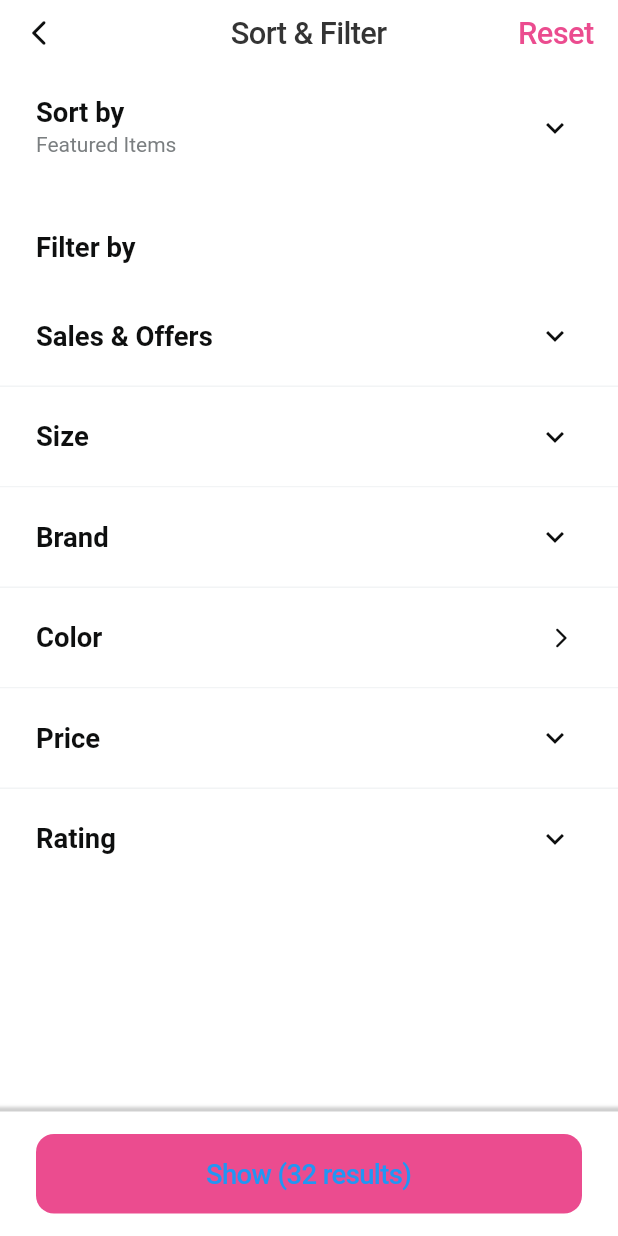
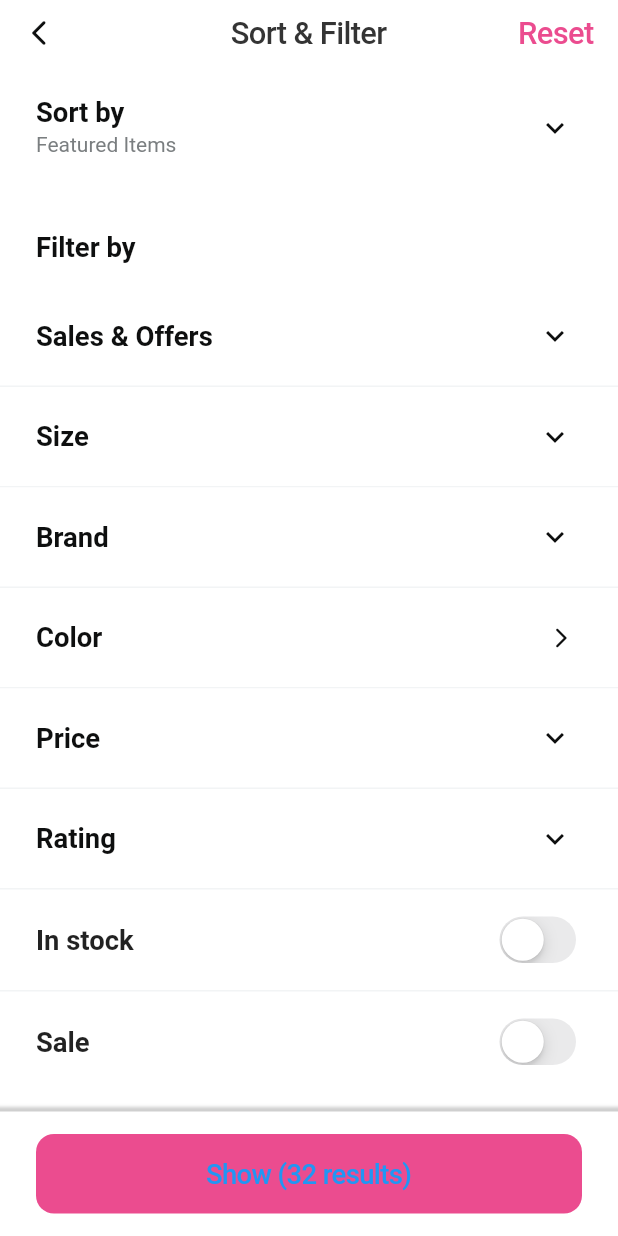
Before and after one commit to AntonioJoaquin/prueba_nutritienda, a Flutter app: the screen it shows after launch, on a phone screen of 412 x 824 dp. Run offline on Flutter 3.47's test engine with Material 2 defaults, Android fonts, the phone set to English and light mode, and no system bars; our stand-ins replace flutter_screenutil, flutter_svg, get_it, injectable.

Commit message:
#1- Add switchable filter opctions

```diff
--- a/lib/view/src/pages/home/home_manager.dart
+++ b/lib/view/src/pages/home/home_manager.dart
@@ -54,6 +54,12 @@ class HomeManager {
   CustomValueNotifier<int> get totalColorItemsSelected =>
       _totalColorItemsSelected;
 
+  final CustomValueNotifier<bool> _inStockState = CustomValueNotifier(false);
+  CustomValueNotifier<bool> get inStockState => _inStockState;
+
+  final CustomValueNotifier<bool> _saleState = CustomValueNotifier(false);
+  CustomValueNotifier<bool> get saleState => _saleState;
+
   // actions
   void changeSaleSelection(SaleItem item) {
     item.changeSelection();
@@ -87,6 +93,10 @@ class HomeManager {
     }
   }
 
+  void changeInStockState(bool value) => _inStockState.value = value;
+
+  void changeSaleState(bool value) => _saleState.value = value;
+
   // navigation
   void navigateBack() => _navigationService.pop();
 
@@ -94,5 +104,7 @@ class HomeManager {
     _totalSaleItemsSelected.dispose();
     _totalRateItemsSelected.dispose();
     _totalColorItemsSelected.dispose();
+    _inStockState.dispose();
+    saleState.dispose();
   }
 }
--- a/lib/view/src/pages/home/home_page.dart
+++ b/lib/view/src/pages/home/home_page.dart
@@ -9,7 +9,7 @@ import 'home_manager.dart';
 import 'rates/rate_filter_list.dart';
 import 'sales/sale_filter_list.dart';
 import 'widgets/custom_bottom_sheet.dart';
-import 'widgets/filter_option_tile.dart';
+import 'widgets/filter_content.dart';
 
 class HomePage extends StatefulWidget {
   const HomePage({Key? key}) : super(key: key);
@@ -73,33 +73,7 @@ class _HomePageState extends State<HomePage> {
           color: Palette.white,
           child: Stack(
             children: [
-              SingleChildScrollView(
-                physics: const BouncingScrollPhysics(),
-                child: Column(
-                  crossAxisAlignment: CrossAxisAlignment.start,
-                  children: [
-                    const FilterOptionTile(
-                      title: 'Sort by',
-                      subtitle: 'Featured Items',
-                    ),
-                    const SizedBox(height: 28.0),
-                    Padding(
-                      padding: const EdgeInsets.only(left: 24.0),
-                      child: Text(
-                        'Filter by',
-                        style: TextStyle(
-                          fontSize: 16.sp,
-                          fontWeight: FontWeight.w700,
-                          color: Palette.titleTextColor,
-                        ),
-                      ),
-                    ),
-                    const SizedBox(height: 16.0),
-                    _buildFilterOptionList(),
-                    const SizedBox(height: 92.0),
-                  ],
-                ),
-              ),
+              FilterContent(_manager, options: _options),
               _buildShowButton(),
             ],
           ),
@@ -140,40 +114,6 @@ class _HomePageState extends State<HomePage> {
         ),
       );
 
-  void _showColorBottomSheet() {
-    showModalBottomSheet(
-      context: context,
-      isScrollControlled: true,
-      shape: const RoundedRectangleBorder(
-        // <-- SEE HERE
-        borderRadius: BorderRadius.vertical(
-          top: Radius.circular(16.0),
-        ),
-      ),
-      builder: (_) => CustomBottomSheet(_manager),
-    );
-  }
-
-  Widget _buildFilterOptionList() => ListView.separated(
-        physics: const NeverScrollableScrollPhysics(),
-        shrinkWrap: true,
-        itemBuilder: (_, index) {
-          final item = _options[index];
-
-          return ValueListenableBuilder(
-            valueListenable: _options[index].amount,
-            builder: (_, int amount, __) => FilterOptionTile(
-              title: item.title,
-              subtitle: amount > 0 ? '$amount selected' : null,
-              onExpand: item.showBottomSheetOnExpand,
-              expandedItem: item.child,
-            ),
-          );
-        },
-        separatorBuilder: (_, __) => const Divider(height: 1.0, thickness: 1.0),
-        itemCount: _options.length,
-      );
-
   CupertinoNavigationBar _buildNavigationBar() => CupertinoNavigationBar(
         automaticallyImplyLeading: false,
         leading: Icon(
@@ -198,4 +138,19 @@ class _HomePageState extends State<HomePage> {
           ),
         ),
       );
+
+  // Functions
+  void _showColorBottomSheet() {
+    showModalBottomSheet(
+      context: context,
+      isScrollControlled: true,
+      shape: const RoundedRectangleBorder(
+        // <-- SEE HERE
+        borderRadius: BorderRadius.vertical(
+          top: Radius.circular(16.0),
+        ),
+      ),
+      builder: (_) => CustomBottomSheet(_manager),
+    );
+  }
 }
--- /dev/null
+++ b/lib/view/src/pages/home/widgets/filter_content.dart
@@ -0,0 +1,123 @@
+import 'package:flutter/cupertino.dart';
+import 'package:flutter/foundation.dart';
+import 'package:flutter/material.dart';
+import 'package:flutter_screenutil/flutter_screenutil.dart';
+
+import '../../../common/palette.dart';
+import '../filter_option.dart';
+import '../home_manager.dart';
+import 'filter_option_tile.dart';
+
+class FilterContent extends StatelessWidget {
+  const FilterContent(this._manager, {required this.options, Key? key})
+      : super(key: key);
+
+  final HomeManager _manager;
+  final List<FilterOption> options;
+
+  @override
+  Widget build(BuildContext context) {
+    return SingleChildScrollView(
+      physics: const BouncingScrollPhysics(),
+      child: Column(
+        crossAxisAlignment: CrossAxisAlignment.start,
+        children: [
+          const FilterOptionTile(
+            title: 'Sort by',
+            subtitle: 'Featured Items',
+          ),
+          const SizedBox(height: 28.0),
+          Padding(
+            padding: const EdgeInsets.only(left: 24.0),
+            child: Text(
+              'Filter by',
+              style: TextStyle(
+                fontSize: 16.sp,
+                fontWeight: FontWeight.w700,
+                color: Palette.titleTextColor,
+              ),
+            ),
+          ),
+          const SizedBox(height: 16.0),
+          _buildFilterOptionList(),
+          const Divider(height: 1.0, thickness: 1.0),
+          SwitchableFilterOption(
+            title: 'In stock',
+            valueListenable: _manager.inStockState,
+            onChanged: (bool value) => _manager.changeInStockState(value),
+          ),
+          const Divider(height: 1.0, thickness: 1.0),
+          SwitchableFilterOption(
+            title: 'Sale',
+            valueListenable: _manager.saleState,
+            onChanged: (bool value) => _manager.changeSaleState(value),
+          ),
+          const SizedBox(height: 92.0),
+        ],
+      ),
+    );
+  }
+
+  Widget _buildFilterOptionList() => ListView.separated(
+        physics: const NeverScrollableScrollPhysics(),
+        shrinkWrap: true,
+        itemBuilder: (_, index) {
+          final item = options[index];
+
+          return ValueListenableBuilder(
+            valueListenable: options[index].amount,
+            builder: (_, int amount, __) => FilterOptionTile(
+              title: item.title,
+              subtitle: amount > 0 ? '$amount selected' : null,
+              onExpand: item.showBottomSheetOnExpand,
+              expandedItem: item.child,
+            ),
+          );
+        },
+        separatorBuilder: (_, __) => const Divider(height: 1.0, thickness: 1.0),
+        itemCount: options.length,
+      );
+}
+
+class SwitchableFilterOption extends StatelessWidget {
+  const SwitchableFilterOption({
+    required this.title,
+    required this.valueListenable,
+    required this.onChanged,
+    Key? key,
+  }) : super(key: key);
+
+  final String title;
+  final ValueListenable<bool> valueListenable;
+  final Function onChanged;
+
+  @override
+  Widget build(BuildContext context) {
+    return Padding(
+      padding: const EdgeInsets.symmetric(
+        vertical: 14.0,
+        horizontal: 24.0,
+      ),
+      child: Row(
+        mainAxisAlignment: MainAxisAlignment.spaceBetween,
+        children: [
+          Text(
+            title,
+            style: TextStyle(
+              fontSize: 16.0.sp,
+              fontWeight: FontWeight.w600,
+            ),
+          ),
+          ValueListenableBuilder(
+            valueListenable: valueListenable,
+            builder: (_, bool currentValue, __) => CupertinoSwitch(
+              value: currentValue,
+              activeColor: Palette.primaryColor,
+              onChanged: (value) => onChanged.call(value),
+            ),
+          ),
+        ],
+      ),
+    );
+  }
+}
```
